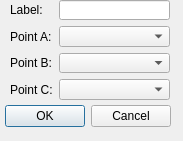
Before: the Qt Designer form Dialogs/AddTriangleDialogs/addtriangle.ui in LFriday13/geometry-toolbox, drawn with Qt 5.
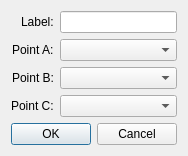
After: the same form once the commit is applied.

What changed in the file:
```diff
--- a/Dialogs/AddTriangleDialogs/addtriangle.ui
+++ b/Dialogs/AddTriangleDialogs/addtriangle.ui
@@ -13,32 +13,12 @@
   <property name="windowTitle">
    <string>Dialog</string>
   </property>
-  <widget class="QDialogButtonBox" name="buttonBox">
-   <property name="geometry">
-    <rect>
-     <x>0</x>
-     <y>100</y>
-     <width>171</width>
-     <height>32</height>
-    </rect>
-   </property>
-   <property name="orientation">
-    <enum>Qt::Horizontal</enum>
-   </property>
-   <property name="standardButtons">
-    <set>QDialogButtonBox::Cancel|QDialogButtonBox::Ok</set>
-   </property>
-  </widget>
-  <widget class="QWidget" name="formLayoutWidget">
-   <property name="geometry">
-    <rect>
-     <x>10</x>
-     <y>0</y>
-     <width>160</width>
-     <height>100</height>
-    </rect>
-   </property>
+  <layout class="QVBoxLayout" name="verticalLayout">
+   <item>
    <layout class="QFormLayout" name="formLayout">
+     <property name="labelAlignment">
+      <set>Qt::AlignRight|Qt::AlignTrailing|Qt::AlignVCenter</set>
+     </property>
     <item row="0" column="0">
      <widget class="QLabel" name="labelLabel">
       <property name="text">
@@ -80,7 +60,18 @@
      <widget class="QComboBox" name="pointCComboBox"/>
     </item>
    </layout>
-  </widget>
+   </item>
+   <item>
+    <widget class="QDialogButtonBox" name="buttonBox">
+     <property name="orientation">
+      <enum>Qt::Horizontal</enum>
+     </property>
+     <property name="standardButtons">
+      <set>QDialogButtonBox::Cancel|QDialogButtonBox::Ok</set>
+     </property>
+    </widget>
+   </item>
+  </layout>
  </widget>
  <resources/>
  <connections>
```
Lines whose indentation alone changed are shown as unchanged.
